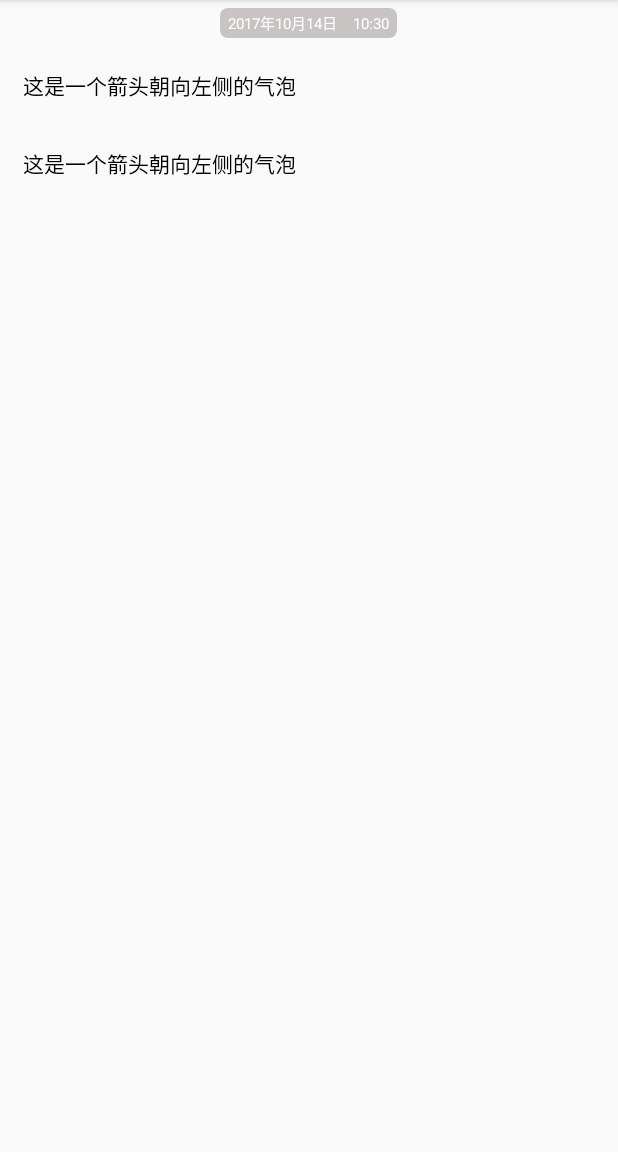
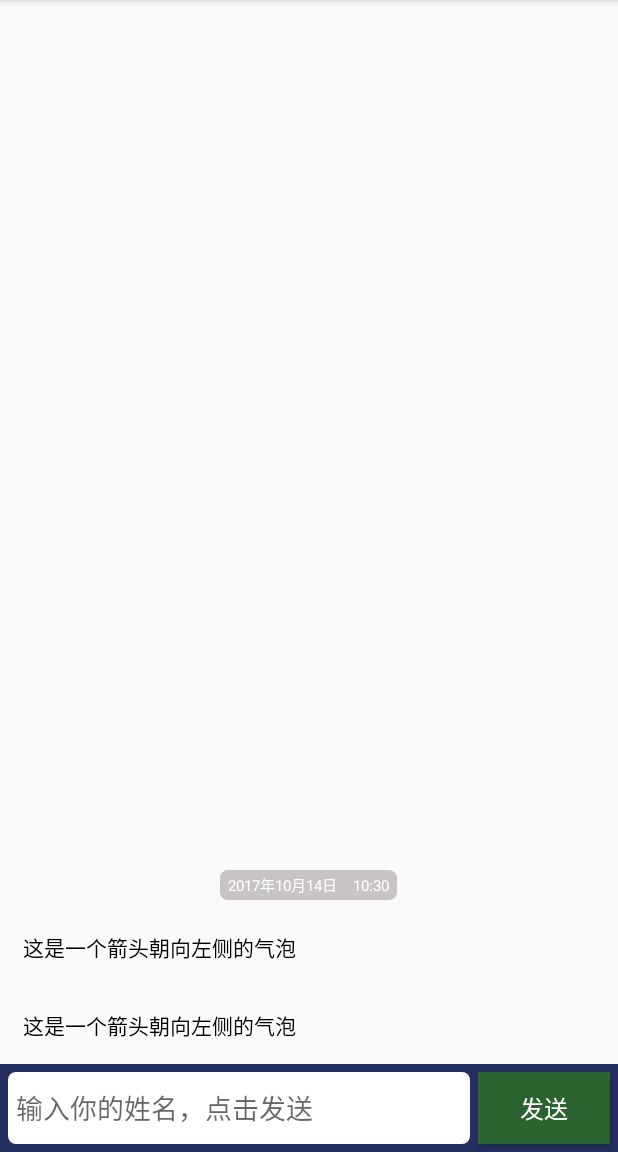
Before and after one commit to Rottin/HelloNews, an Android app: the screen it shows after launch (ChatActivity), on a phone screen of 412 x 824 dp, the part 84-1236 px from its top. Run offline under Robolectric (Android 15) with nearby library versions, the phone set to English and light mode, and no system bars; libraries missing offline, so code that uses them is left out: com.github.library.bubbleview; plain views replace BubbleTextView; 3 statements that could not run were skipped.

Commit message:
判断是否第一次登陆，要求输入用户名

```diff
--- a/app/src/main/java/com/rottin/administrator/hellonews/ChatActivity.java
+++ b/app/src/main/java/com/rottin/administrator/hellonews/ChatActivity.java
@@ -4,6 +4,7 @@ import android.content.ClipData;
 import android.content.ClipDescription;
 import android.content.ClipboardManager;
 import android.content.Context;
+import android.content.SharedPreferences;
 import android.nfc.Tag;
 import android.os.AsyncTask;
 import android.support.v7.app.AppCompatActivity;
@@ -15,6 +16,9 @@ import android.view.LayoutInflater;
 import android.view.View;
 import android.view.ViewGroup;
 import android.widget.BaseAdapter;
+import android.widget.Button;
+import android.widget.EditText;
+import android.widget.LinearLayout;
 import android.widget.ListView;
 import android.widget.TextView;
 import android.widget.Toast;
@@ -53,6 +57,10 @@ public class ChatActivity extends AppCompatActivity {
 
         sendNowTime();
         sendGreeting();
+
+//        for (int i=0;i<20;i++)
+//            sendGreeting();
+
         mAsyncTask asyncTask = new mAsyncTask();
         asyncTask.execute();
     }
@@ -61,8 +69,21 @@ public class ChatActivity extends AppCompatActivity {
     private void init() {
         chatListView = (ListView) findViewById(R.id.chat_list);
         chatArrayList = new ArrayList<ChatData>();
+
+        //判断是否初次使用
+        getUsername();
     }
 
+    private void getUsername(){
+        SharedPreferences preferences = getSharedPreferences("com.hellonews", Context.MODE_PRIVATE);
+        boolean isFirst = preferences.getBoolean("first", true);
+        String username = preferences.getString("username", null);
+        if(isFirst == true || username == null){
+            EditText editText = (EditText)findViewById(R.id.chat_edittext);
+            Button sendButton = (Button)findViewById(R.id.chat_send_button);
+            LinearLayout layout = (LinearLayout)findViewById(R.id.send_layout);
+        }
+    }
     //发送一个聊天内容（在界面添加一个气泡
     private void sendAChat(String content, int type) {
 
--- /dev/null
+++ b/app/src/main/res/drawable/selecter_send_button.xml
@@ -0,0 +1,5 @@
+<?xml version="1.0" encoding="utf-8"?>
+<selector xmlns:android="http://schemas.android.com/apk/res/android">
+    <item android:drawable="@drawable/shape_greenbutton_pressed" android:state_pressed="true" />
+    <item android:drawable="@drawable/shape_greenbutton_unpressed" android:state_pressed="false"/>
+</selector>
--- /dev/null
+++ b/app/src/main/res/drawable/shape_chat_edittext.xml
@@ -0,0 +1,5 @@
+<?xml version="1.0" encoding="utf-8"?>
+<shape xmlns:android="http://schemas.android.com/apk/res/android">
+    <corners android:radius="5dp"/>
+    <solid android:color="#ffffff"/>
+</shape>
--- /dev/null
+++ b/app/src/main/res/drawable/shape_greenbutton_pressed.xml
@@ -0,0 +1,5 @@
+<?xml version="1.0" encoding="utf-8"?>
+<shape xmlns:android="http://schemas.android.com/apk/res/android">
+    <corners android:radius="10dp"/>
+    <solid android:color="@color/sendButtonPressed"/>
+</shape>
--- /dev/null
+++ b/app/src/main/res/drawable/shape_greenbutton_unpressed.xml
@@ -0,0 +1,5 @@
+<?xml version="1.0" encoding="utf-8"?>
+<shape xmlns:android="http://schemas.android.com/apk/res/android">
+    <corners android:radius="10dp"/>
+    <solid android:color="@color/sendButtonUnpressed"/>
+</shape>
--- a/app/src/main/res/layout/activity_chat.xml
+++ b/app/src/main/res/layout/activity_chat.xml
@@ -1,5 +1,5 @@
 <?xml version="1.0" encoding="utf-8"?>
-<LinearLayout xmlns:android="http://schemas.android.com/apk/res/android"
+<RelativeLayout xmlns:android="http://schemas.android.com/apk/res/android"
     xmlns:app="http://schemas.android.com/apk/res-auto"
     xmlns:tools="http://schemas.android.com/tools"
     android:layout_width="match_parent"
@@ -7,14 +7,50 @@
     tools:context="com.rottin.administrator.hellonews.ChatActivity">
 
     <ListView
-        android:divider="@null"
-        android:clickable="false"
+        android:layout_above="@+id/send_layout"
+        android:layout_alignParentTop="true"
         android:id="@+id/chat_list"
         android:layout_width="match_parent"
         android:layout_height="wrap_content"
+        android:layout_gravity="top"
+        android:layout_weight="1"
+        android:clickable="false"
+        android:divider="@null"
         android:listSelector="#00000000"
         android:stackFromBottom="true"
-        android:transcriptMode="alwaysScroll">
+        android:transcriptMode="alwaysScroll"
+        >
 
     </ListView>
-</LinearLayout>
+
+    <LinearLayout
+        android:id="@+id/send_layout"
+        android:layout_alignParentBottom="true"
+        android:background="#252e61"
+        android:layout_width="match_parent"
+        android:layout_height="wrap_content"
+        android:orientation="horizontal">
+
+        <EditText
+            android:id="@+id/chat_edittext"
+            android:layout_width="wrap_content"
+            android:layout_height="match_parent"
+            android:layout_marginBottom="5dp"
+            android:layout_marginLeft="5dp"
+            android:layout_marginTop="5dp"
+            android:layout_weight="5"
+            android:background="@drawable/shape_chat_edittext"
+            android:hint="输入你的姓名，点击发送"
+            android:padding="5dp" />
+
+        <Button
+            android:id="@+id/chat_send_button"
+            android:layout_width="wrap_content"
+            android:layout_height="wrap_content"
+            android:layout_margin="5dp"
+            android:background="#2b6330"
+            android:text="发送"
+            android:textColor="#FFF"
+            android:textSize="16dp" />
+    </LinearLayout>
+</RelativeLayout>
--- a/app/src/main/res/values/colors.xml
+++ b/app/src/main/res/values/colors.xml
@@ -3,4 +3,6 @@
     <color name="colorPrimary">#3F51B5</color>
     <color name="colorPrimaryDark">#303F9F</color>
     <color name="colorAccent">#FF4081</color>
+    <color name="sendButtonUnpressed">#0bd38a</color>
+    <color name="sendButtonPressed">#0ebc7d</color>
 </resources>
```
